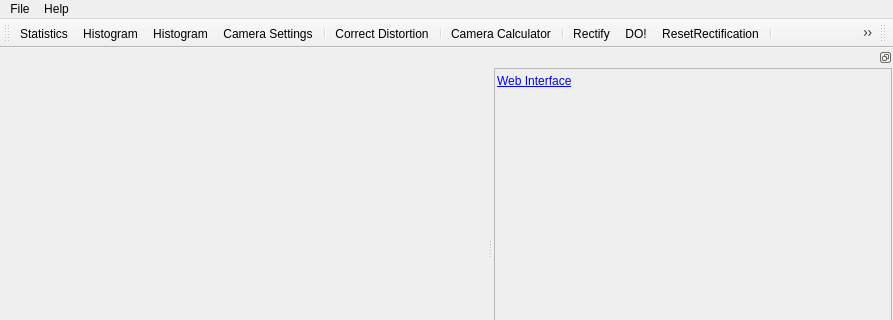
Old version of the form applications/base/ui/mainWindow.ui in the repository PimenovAlexander/corecvs; both pictures show x 0 to 893 and y 0 to 320 of the 893 by 550 pixel window.
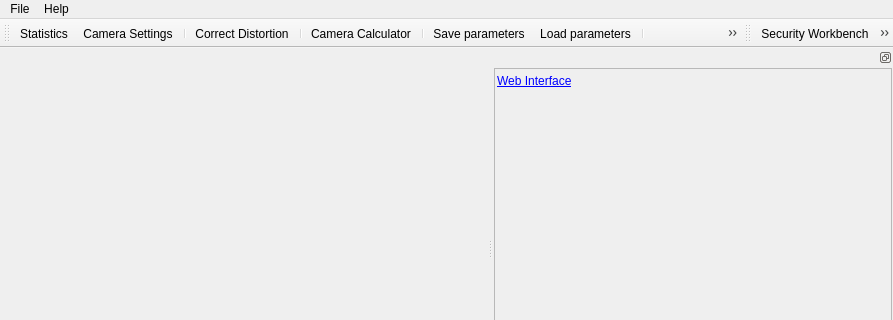
New version of the form. Icons and pictures are not drawn. Custom widgets are drawn as their Qt base class.

What changed in the file:
```diff
--- a/applications/base/ui/mainWindow.ui
+++ b/applications/base/ui/mainWindow.ui
@@ -61,21 +61,17 @@
     <bool>false</bool>
    </attribute>
    <addaction name="actionStatistics"/>
-   <addaction name="actionHistogram"/>
-   <addaction name="action3DHistogram"/>
    <addaction name="actionCameraSettings"/>
    <addaction name="separator"/>
    <addaction name="actionCorrectDistortion"/>
    <addaction name="separator"/>
    <addaction name="actionCameraCalculator"/>
    <addaction name="separator"/>
-   <addaction name="actionRectify"/>
-   <addaction name="actionDO"/>
-   <addaction name="actionResetRectification"/>
-   <addaction name="separator"/>
    <addaction name="actionSaveParameters"/>
    <addaction name="actionLoadParameters"/>
    <addaction name="separator"/>
+   <addaction name="actionForceLoadDatabase"/>
+   <addaction name="actionForceSaveDatabase"/>
   </widget>
   <widget class="QDockWidget" name="dockWidget_4">
    <property name="sizePolicy">
@@ -209,6 +205,8 @@
    <attribute name="toolBarBreak">
     <bool>false</bool>
    </attribute>
+   <addaction name="actionSecurityWorkbench"/>
+   <addaction name="actionAnalysisRecords"/>
   </widget>
   <widget class="QToolBar" name="toolBar_3">
    <property name="windowTitle">
@@ -502,6 +500,45 @@
     <string>Alt+A</string>
    </property>
   </action>
+  <action name="actionForceLoadDatabase">
+   <property name="icon">
+    <iconset resource="../../../resources/main.qrc">
+     <normaloff>:/new/prefix1/database_yellow.png</normaloff>:/new/prefix1/database_yellow.png</iconset>
+   </property>
+   <property name="text">
+    <string>Force Load Database</string>
+   </property>
+  </action>
+  <action name="actionForceSaveDatabase">
+   <property name="icon">
+    <iconset resource="../../../resources/main.qrc">
+     <normaloff>:/new/prefix1/database_save.png</normaloff>:/new/prefix1/database_save.png</iconset>
+   </property>
+   <property name="text">
+    <string>Force Save Database</string>
+   </property>
+  </action>
+  <action name="actionAnalysisRecords">
+   <property name="icon">
+    <iconset resource="../../../resources/main.qrc">
+     <normaloff>:/new/prefix1/analysis-records.png</normaloff>:/new/prefix1/analysis-records.png</iconset>
+   </property>
+   <property name="text">
+    <string>Show Analysis Records</string>
+   </property>
+   <property name="toolTip">
+    <string>Show Analysis Records</string>
+   </property>
+  </action>
+  <action name="actionSecurityWorkbench">
+   <property name="icon">
+    <iconset resource="../../../resources/main.qrc">
+     <normaloff>:/new/prefix1/set_security_question.png</normaloff>:/new/prefix1/set_security_question.png</iconset>
+   </property>
+   <property name="text">
+    <string>Security Workbench</string>
+   </property>
+  </action>
  </widget>
  <layoutdefault spacing="6" margin="11"/>
  <customwidgets>
```
Left out of the diff: 68 changed lines with no effect on the pictures.
